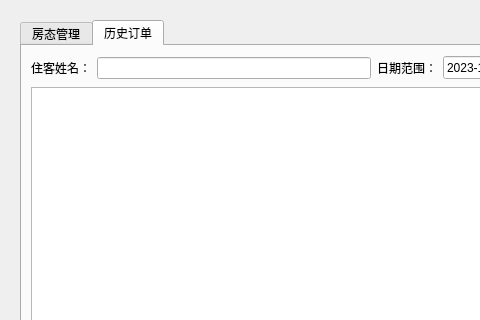
Qt form HotelSystem/mainwindow.ui (Floraluke/Qt_github) before a commit; both pictures show x 0 to 480 and y 0 to 320 of the 934 by 699 pixel window.
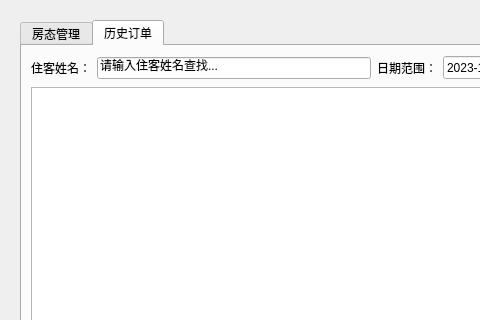
The same form after that commit.

Commit message: 优化输入框体验 (UI 微调)

What changed in the file:
```diff
--- a/HotelSystem/mainwindow.ui
+++ b/HotelSystem/mainwindow.ui
@@ -102,7 +102,11 @@
            </widget>
           </item>
           <item>
-           <widget class="QLineEdit" name="edtSearch"/>
+           <widget class="QLineEdit" name="edtSearch">
+            <property name="text">
+             <string>请输入住客姓名查找...</string>
+            </property>
+           </widget>
           </item>
           <item>
            <widget class="QLabel" name="label">
```
